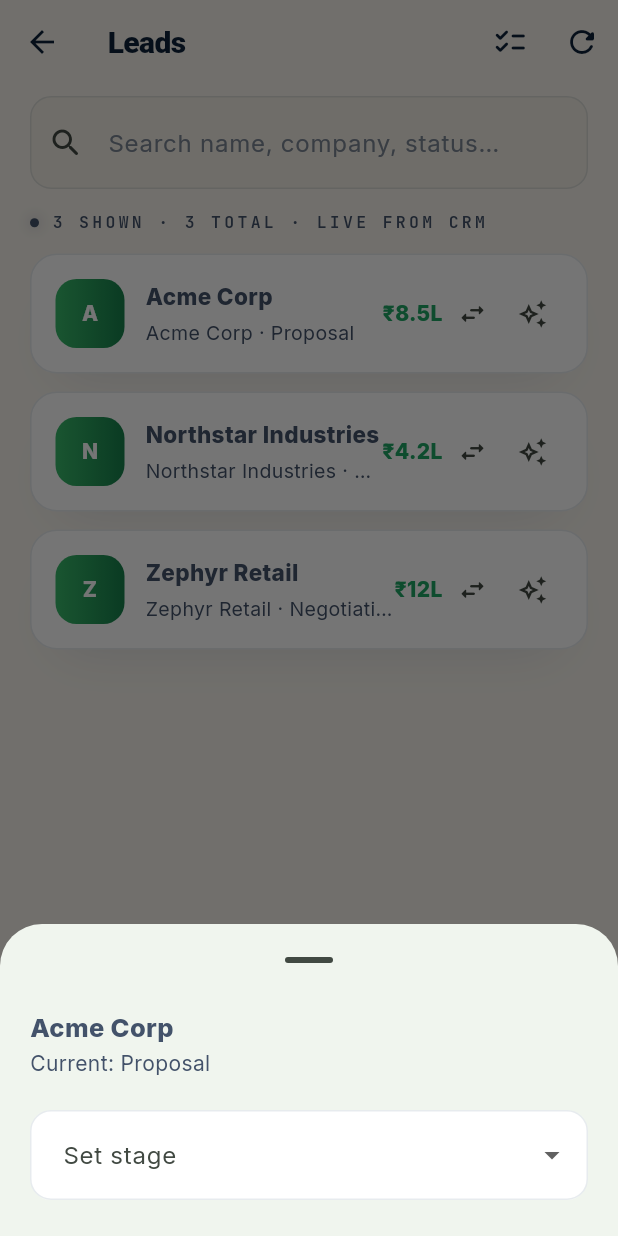
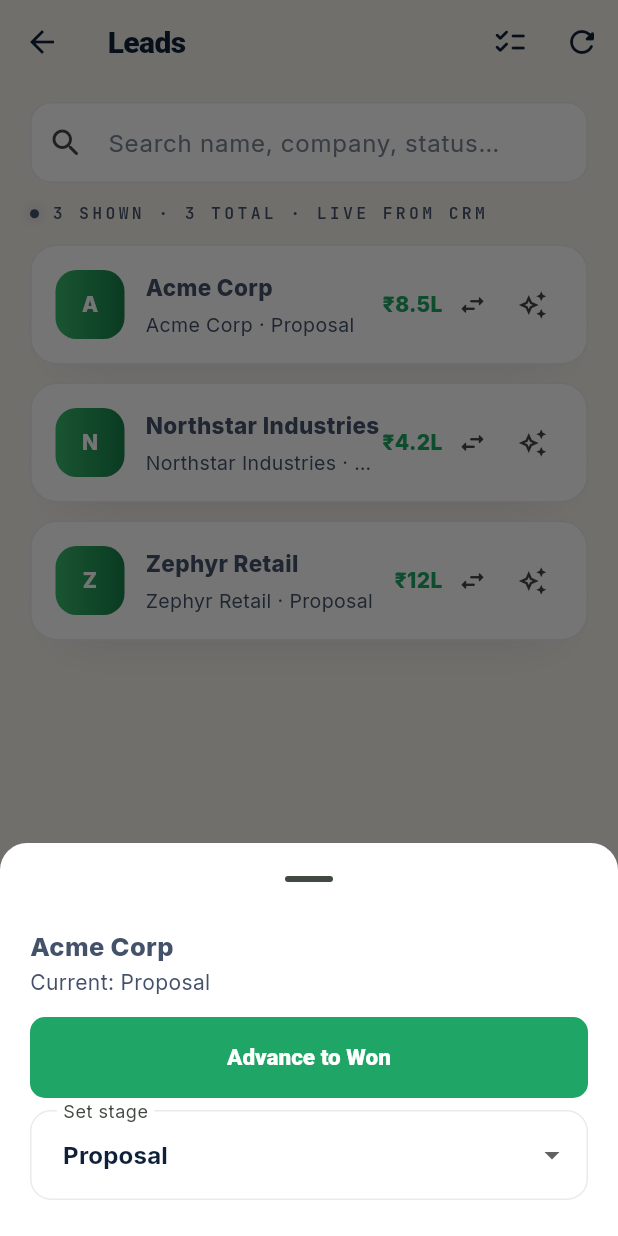
Before and after one commit to savinpadencherry/Focuschainlabs_mobile, a Flutter app: the LeadsPage screen opened directly, after a tap on the "swap horiz" icon, on a phone screen of 412 x 824 dp. Run offline on Flutter 3.47's test engine with Material 3 defaults, Android fonts, the phone set to English and light mode, and no system bars; our stand-ins replace bloc, curved_navigation_bar, equatable, firebase_analytics, firebase_auth, firebase_core and 12 more; accounts and stored records are empty.

Commit message:
Fix Leads CI analyze failure and align UI with app patterns
- Replace deprecated DropdownButtonFormField value with initialValue
- Normalize pipeline stages (CRM slugs + seed labels like Lead/Negotiation)
- Show human-readable stage labels on lead cards
- Match search field styling to lookup composer (radius, padding, theme)
- Style status bottom sheet with app surface tokens
- Remove FutureBuilder side-effect; load leads via _loadLeads()

Co-authored-by: SAVIN P  <savinpadencherry@users.noreply.github.com>

```diff
--- a/lib/features/leads/view/leads_page.dart
+++ b/lib/features/leads/view/leads_page.dart
@@ -44,18 +44,38 @@ String _stageLabel(String slug) {
 }
 
 String? _nextStage(String current) {
-  final int idx = kPipelineStages.indexOf(current);
+  final String normalized = _normalizeStage(current);
+  final int idx = kPipelineStages.indexOf(normalized);
   if (idx < 0 || idx >= kPipelineStages.length - 2) return null;
   return kPipelineStages[idx + 1];
+}
+
+/// Maps CRM slugs, seed labels ("Lead", "Negotiation"), and title case to pipeline slugs.
+String _normalizeStage(String status) {
+  final String s = status.trim().toLowerCase();
+  if (kPipelineStages.contains(s)) return s;
+  switch (s) {
+    case 'lead':
+      return 'new';
+    case 'negotiation':
+      return 'proposal';
+    default:
+      for (final String stage in kPipelineStages) {
+        if (_stageLabel(stage).toLowerCase() == s) return stage;
+      }
+      return 'new';
+  }
 }
 
 bool _matchesQuery(CrmContact c, String query) {
   final String needle = query.trim().toLowerCase();
   if (needle.isEmpty) return true;
+  final String stage = _stageLabel(_normalizeStage(c.status));
   final String blob = <String>[
     c.name,
     c.company,
     c.status,
+    stage,
     c.owner,
     c.value,
   ].join(' ').toLowerCase();
@@ -71,11 +91,18 @@ class LeadsPage extends StatefulWidget {
 }
 
 class _LeadsPageState extends State<LeadsPage> {
-  late Future<List<CrmContact>> _future = app<LeadsCrmService>().listLeads();
+  late Future<List<CrmContact>> _future = _loadLeads();
   final TextEditingController _searchCtrl = TextEditingController();
   bool _selectMode = false;
   final Set<String> _selected = <String>{};
   List<CrmContact> _allLeads = <CrmContact>[];
+
+  Future<List<CrmContact>> _loadLeads() {
+    return app<LeadsCrmService>().listLeads().then((List<CrmContact> list) {
+      _allLeads = list;
+      return list;
+    });
+  }
 
   @override
   void dispose() {
@@ -84,7 +111,7 @@ class _LeadsPageState extends State<LeadsPage> {
   }
 
   void _refresh() => setState(() {
-        _future = app<LeadsCrmService>().listLeads();
+        _future = _loadLeads();
       });
 
   Future<void> _advanceStatus(CrmContact contact, String newStatus) async {
@@ -105,17 +132,14 @@ class _LeadsPageState extends State<LeadsPage> {
 
   Future<void> _bulkAdvance() async {
     final LeadsCrmService crm = app<LeadsCrmService>();
+    final Map<String, CrmContact> byId = <String, CrmContact>{
+      for (final CrmContact lead in _allLeads) lead.id: lead,
+    };
     int updated = 0;
     for (final String id in _selected) {
-      CrmContact? c;
-      for (final CrmContact lead in _allLeads) {
-        if (lead.id == id) {
-          c = lead;
-          break;
-        }
-      }
+      final CrmContact? c = byId[id];
       if (c == null) continue;
-      final String? nxt = _nextStage(c.status.isEmpty ? 'new' : c.status);
+      final String? nxt = _nextStage(c.status);
       if (nxt != null && await crm.updateStatus(id, nxt)) updated++;
     }
     if (!mounted) return;
@@ -130,11 +154,15 @@ class _LeadsPageState extends State<LeadsPage> {
   }
 
   void _showStatusSheet(CrmContact contact) {
-    final String cur = contact.status.isEmpty ? 'new' : contact.status;
+    final String cur = _normalizeStage(contact.status);
     final String? nxt = _nextStage(cur);
     showModalBottomSheet<void>(
       context: context,
       showDragHandle: true,
+      backgroundColor: AppColors.surface,
+      shape: const RoundedRectangleBorder(
+        borderRadius: BorderRadius.vertical(top: Radius.circular(AppSpacing.radiusLg)),
+      ),
       builder: (BuildContext ctx) {
         return SafeArea(
           child: Padding(
@@ -149,7 +177,7 @@ class _LeadsPageState extends State<LeadsPage> {
                 ),
                 Text(
                   'Current: ${_stageLabel(cur)}',
-                  style: const TextStyle(color: AppColors.inkSoft),
+                  style: const TextStyle(color: AppColors.textSecondary),
                 ),
                 AppSpacing.vGapMd,
                 if (nxt != null)
@@ -162,7 +190,7 @@ class _LeadsPageState extends State<LeadsPage> {
                   ),
                 AppSpacing.vGapSm,
                 DropdownButtonFormField<String>(
-                  value: cur,
+                  initialValue: cur,
                   decoration: const InputDecoration(labelText: 'Set stage'),
                   items: kPipelineStages
                       .map((String s) => DropdownMenuItem<String>(
@@ -212,13 +240,16 @@ class _LeadsPageState extends State<LeadsPage> {
           child: Column(
             children: <Widget>[
               Padding(
-                padding: const EdgeInsets.fromLTRB(20, 8, 20, 0),
+                padding: const EdgeInsets.fromLTRB(20, 12, 20, 0),
                 child: TextField(
                   controller: _searchCtrl,
                   onChanged: (_) => setState(() {}),
+                  textInputAction: TextInputAction.search,
                   decoration: InputDecoration(
                     hintText: 'Search name, company, status…',
                     prefixIcon: const Icon(Icons.search_rounded),
+                    contentPadding:
+                        const EdgeInsets.symmetric(horizontal: 16, vertical: 14),
                     suffixIcon: _searchCtrl.text.isNotEmpty
                         ? IconButton(
                             icon: const Icon(Icons.clear_rounded),
@@ -228,10 +259,8 @@ class _LeadsPageState extends State<LeadsPage> {
                             },
                           )
                         : null,
-                    filled: true,
-                    fillColor: AppColors.surfaceMuted,
                     border: OutlineInputBorder(
-                      borderRadius: BorderRadius.circular(AppSpacing.radiusMd),
+                      borderRadius: BorderRadius.circular(AppSpacing.radiusLg),
                       borderSide: BorderSide.none,
                     ),
                   ),
@@ -265,9 +294,6 @@ class _LeadsPageState extends State<LeadsPage> {
                       return const LoadingView(label: 'Pulling leads from the CRM…');
                     }
                     final List<CrmContact> all = snap.data ?? <CrmContact>[];
-                    if (snap.connectionState == ConnectionState.done) {
-                      _allLeads = all;
-                    }
                     final List<CrmContact> leads = all
                         .where((CrmContact c) => _matchesQuery(c, _searchCtrl.text))
                         .toList();
@@ -335,7 +361,7 @@ class _LeadsList extends StatelessWidget {
     return RefreshIndicator(
       onRefresh: () async => onRefresh(),
       child: ListView(
-        padding: const EdgeInsets.fromLTRB(20, 14, 20, 120),
+        padding: const EdgeInsets.fromLTRB(20, 12, 20, 120),
         children: <Widget>[
           MonoLabel(
             '${leads.length} shown · $total total · live from CRM',
@@ -385,6 +411,7 @@ class _LeadCard extends StatelessWidget {
 
   @override
   Widget build(BuildContext context) {
+    final String stage = _stageLabel(_normalizeStage(contact.status));
     return AppCard(
       onTap: selectMode ? onToggleSelect : () => _open(context),
       color: isSelected ? AppColors.greenSoft : AppColors.surface,
@@ -420,15 +447,15 @@ class _LeadCard extends StatelessWidget {
                   contact.name,
                   style: const TextStyle(fontWeight: FontWeight.w800, fontSize: 15),
                 ),
-                const SizedBox(height: 2),
+                const SizedBox(height: 3),
                 Text(
                   <String>[
                     if (contact.company.isNotEmpty) contact.company,
-                    if (contact.status.isNotEmpty) contact.status,
+                    if (contact.status.isNotEmpty) stage,
                   ].join(' · '),
                   maxLines: 1,
                   overflow: TextOverflow.ellipsis,
-                  style: const TextStyle(color: AppColors.inkSoft, fontSize: 13),
+                  style: const TextStyle(color: AppColors.textSecondary, fontSize: 13),
                 ),
               ],
             ),
```
